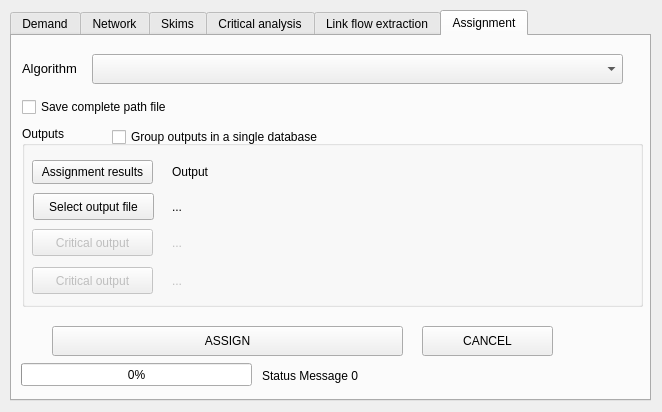
Old version of the form forms/ui_traffic_assignment.ui in the repository AequilibraE/qaequilibrae.
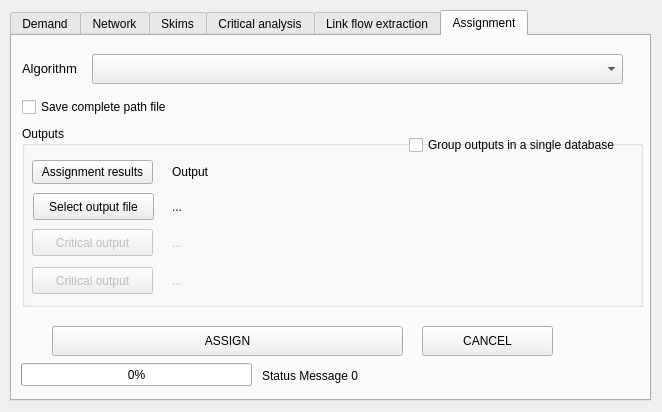
New version of the form. The open tabs and pages were chosen to show the change. Custom widgets are drawn as their Qt base class.

Commit message: Adding tool for scenario comparison - interface

```diff
--- a/forms/ui_traffic_assignment.ui
+++ b/forms/ui_traffic_assignment.ui
@@ -705,8 +705,8 @@
      <widget class="QCheckBox" name="do_group_outputs">
       <property name="geometry">
        <rect>
-        <x>90</x>
-        <y>0</y>
+        <x>387</x>
+        <y>8</y>
         <width>231</width>
         <height>22</height>
        </rect>
```
The commit also changes 7 other files.
